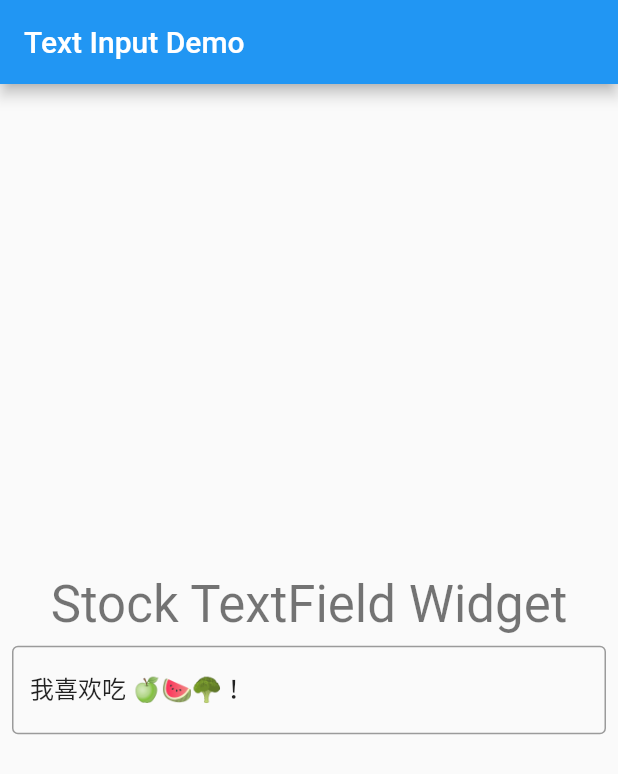
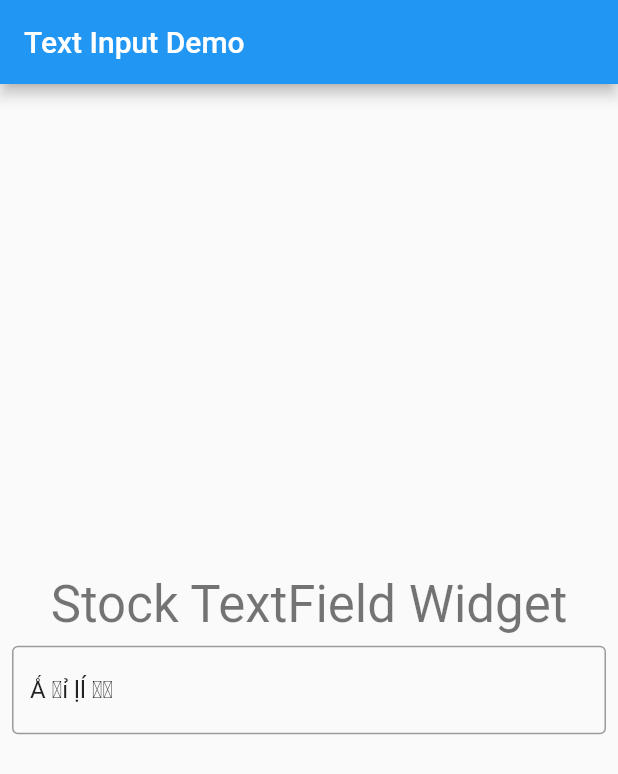
Before and after one commit to InMatrix/text_input_demo, a Flutter app: the screen it shows after launch, on a phone screen of 412 x 824 dp. Shown: the top 774 px of the screen. Run offline on Flutter 3.47's test engine with Material 2 defaults, Android fonts, the phone set to English and light mode, and no system bars.

Commit message:
Use accented characters instead

```diff
--- a/lib/main.dart
+++ b/lib/main.dart
@@ -29,7 +29,7 @@ class _MyHomePageState extends State<MyHomePage> {
   final _controller = TextEditingController();
 
   void initState() {
-    _controller.text = "我喜欢吃 🍏🍉🥦！";
+    _controller.text = "Ǻ Ɐỉ ḷĺ ƕⱶ ";
     super.initState();
   }
 
```
